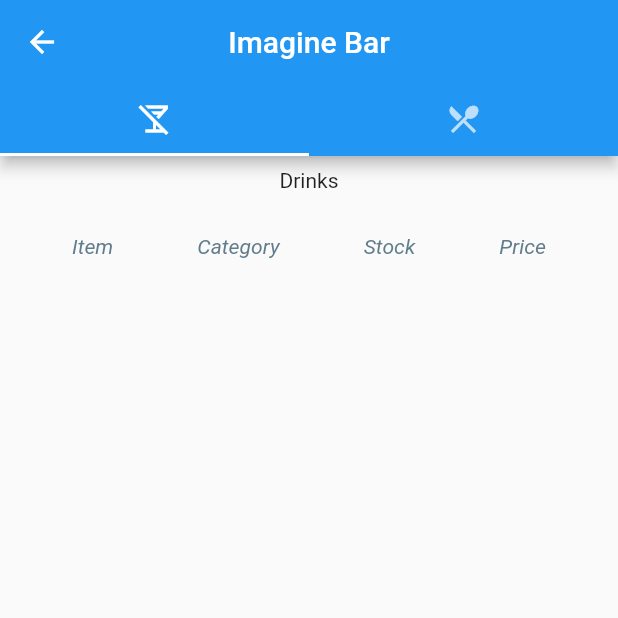
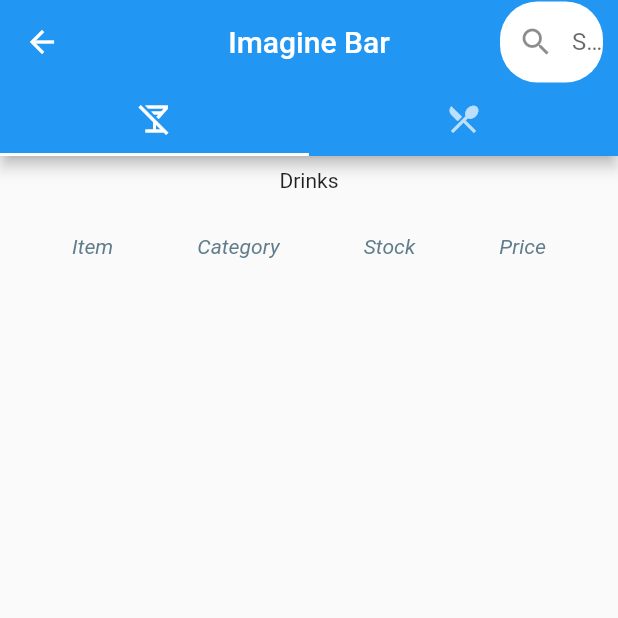
Before and after one commit to kamazoun/imagine-bar-app, a Flutter app: the ItemListing screen opened directly, on a phone screen of 412 x 824 dp, the top half of it. Run offline on Flutter 3.47's test engine with Material 2 defaults, Android fonts, the phone set to English and light mode, and no system bars; our stand-ins replace cloud_firestore, firebase_auth, firebase_core, fl_chart, get; accounts and stored records are empty; generated files the repository leaves out were written again; network calls fail.

Commit message:
Added search for drinks Improved ux in summary and stats Pre cancel order

```diff
--- a/lib/screens/item_listing.dart
+++ b/lib/screens/item_listing.dart
@@ -19,6 +19,29 @@
           //drawer: MainDrawer(),
           appBar: AppBar(
             title: Text('Imagine Bar'),
+            actions: [
+              GetBuilder<FoodController>(
+                builder: (foodController) => Container(
+                  margin:
+                      const EdgeInsets.symmetric(vertical: 1, horizontal: 10),
+                  decoration: BoxDecoration(
+                      borderRadius: BorderRadius.circular(25),
+                      color: Colors.white),
+                  width: Get.width / 6,
+                  height: 25,
+                  child: TextField(
+                    decoration: const InputDecoration(
+                        border: InputBorder.none,
+                        hintText: 'Search',
+                        labelText: 'Search',
+                        prefixIcon: Icon(Icons.search)),
+                    onChanged: (value) {
+                      foodController.setSearchedDrinks(value: value);
+                    },
+                  ),
+                ),
+              )
+            ],
             centerTitle: true,
             bottom: const TabBar(
               tabs: [
--- a/lib/screens/widgets/drink_listing.dart
+++ b/lib/screens/widgets/drink_listing.dart
@@ -39,7 +39,7 @@
   }
 
   List<DataRow> buildDataRows(context, FoodController foodController) {
-    List<Drink> drinks = foodController.drinks;
+    List<Drink> drinks = foodController.searchedDrinks;
     final List<DataRow> r = [];
     for (var drink in drinks) {
       r.add(DataRow(cells: [
--- a/lib/screens/widgets/graphical_stats.dart
+++ b/lib/screens/widgets/graphical_stats.dart
@@ -58,7 +58,7 @@
             ),
             const Divider(),
             Text(
-                'Different drinks sold: ${orderController.getEachDrinksSold(isRange: true).length}'),
+                'Different types of drinks sold: ${orderController.getEachDrinksSold(isRange: true).length}'),
             SizedBox(
               width: kIsWeb ? Get.width / 2 : Get.width - 10,
               height: kIsWeb ? Get.width / 2 : Get.width - 10,
```
Also changed, not shown: lib/controllers/food_controller.dart (+16 -0 lines), lib/controllers/order_controller.dart (+16 -5 lines), lib/db/order_firestore.dart (+9 -1 lines), lib/models/order.dart (+6 -4 lines), lib/screens/cancel_order.dart (added, +16 -0 lines), lib/screens/orders.dart (+12 -1 lines), lib/screens/widgets/waiters_table_summary.dart (+18 -1 lines).
